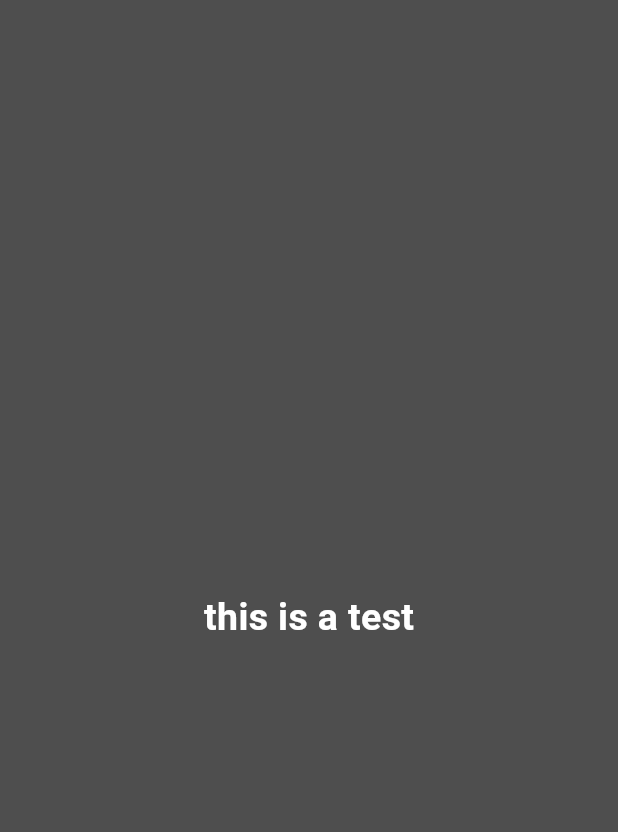
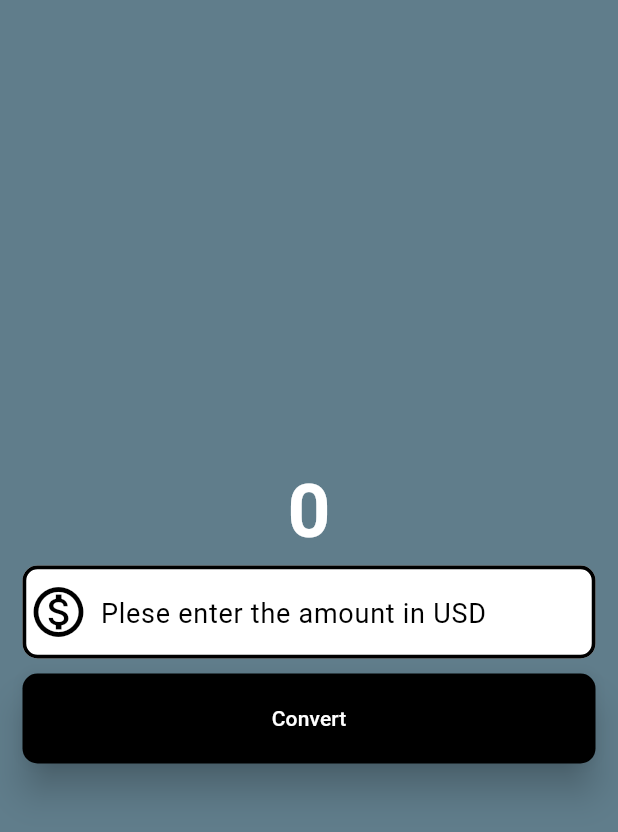
Before and after one commit to T-pep/FlutterTest, a Flutter app: the screen it shows after launch, on a phone screen of 412 x 824 dp. Shown: the top 832 px of the screen. Run offline on Flutter 3.47's test engine with Material 3 defaults, Android fonts, the phone set to English and light mode, and no system bars.

Commit message:
(11.40) I added an Text an entery field an an Button. The button style is all done with WidgetStateProperty. I change this in the next step. (like in the viedeo)

```diff
--- a/currency_converter/lib/currency_converrter_material_page.dart
+++ b/currency_converter/lib/currency_converrter_material_page.dart
@@ -1,3 +1,5 @@
+import 'dart:math';
+
 import 'package:flutter/material.dart';
 
 class CurrencyConverrterMaterialPage extends StatelessWidget {
@@ -5,18 +7,81 @@ class CurrencyConverrterMaterialPage extends StatelessWidget {
 
   @override
   Widget build(BuildContext context) {
-    return const Scaffold(
-      backgroundColor: Color.fromARGB(255, 78, 78, 78),
+    final border = OutlineInputBorder(
+      borderRadius: BorderRadius.circular(10),
+      borderSide: BorderSide(
+        color: Colors.black,
+        width: 2.5,
+      ),
+    );
+
+    return Scaffold(
+      backgroundColor: Colors.blueGrey,
       body: Center(
         child: Column(
           mainAxisAlignment: MainAxisAlignment.center,
           children: [
-            Text(
-              'this is a test',
+            const Text(
+              '0',
               style: TextStyle(
-                color: Color.fromARGB(255, 255, 255, 255),
-                fontSize: 25,
+                color: Colors.white,
+                fontSize: 50,
                 fontWeight: FontWeight.bold,
+              ),
+            ),
+            Padding(
+              padding: const EdgeInsets.symmetric(horizontal: 15),
+              child: TextField(
+                style: const TextStyle(
+                  color: Colors.black,
+                  fontSize: 20,
+                  fontWeight: FontWeight.bold,
+                ),
+                keyboardType: TextInputType.number,
+                decoration: InputDecoration(
+                  hintText: 'Plese enter the amount in USD',
+                  hintStyle: TextStyle(
+                    color: Colors.black,
+                    fontSize: 18,
+                    fontWeight: FontWeight.normal,
+                  ),
+                  filled: true,
+                  fillColor: Colors.white,
+                  focusedBorder: border,
+                  enabledBorder: border,
+                  prefixIcon: Icon(
+                    Icons.monetization_on_outlined,
+                    color: Colors.black,
+                    size: 40,
+                  ),
+                ),
+              ),
+            ),
+            Padding(
+              padding: const EdgeInsets.symmetric(horizontal: 15, vertical: 10),
+              child: ElevatedButton(
+                onPressed: () {
+                  debugPrint('hi you stupid idiot clicked the button');
+                },
+                style: ButtonStyle(
+                  elevation: WidgetStatePropertyAll(10),
+                  backgroundColor: WidgetStatePropertyAll(Colors.black),
+                  shape: WidgetStatePropertyAll(
+                    RoundedRectangleBorder(
+                      borderRadius: BorderRadiusGeometry.all(
+                        Radius.circular(10),
+                      ),
+                    ),
+                  ),
+                  foregroundColor: WidgetStatePropertyAll(Colors.white),
+                  padding: WidgetStatePropertyAll(
+                    EdgeInsets.symmetric(vertical: 20, horizontal: 20),
+                  ),
+                  minimumSize: WidgetStatePropertyAll(
+                    Size(double.infinity, 10),
+                  ),
+                ),
+                child: Text('Convert'),
               ),
             ),
           ],
```
